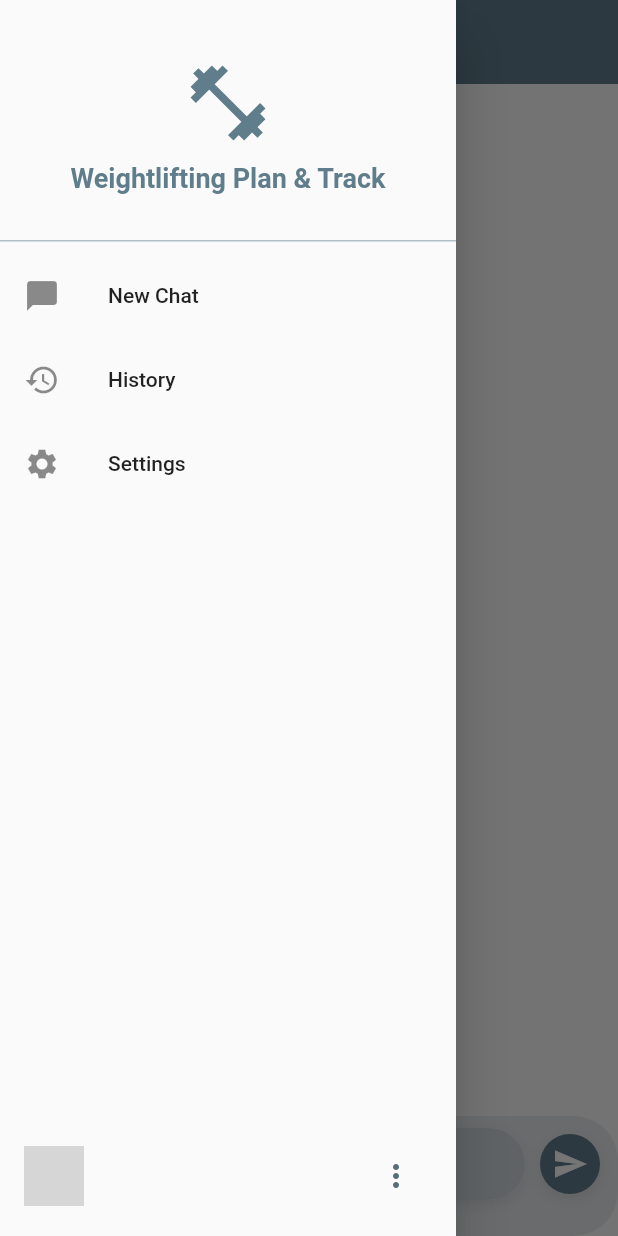
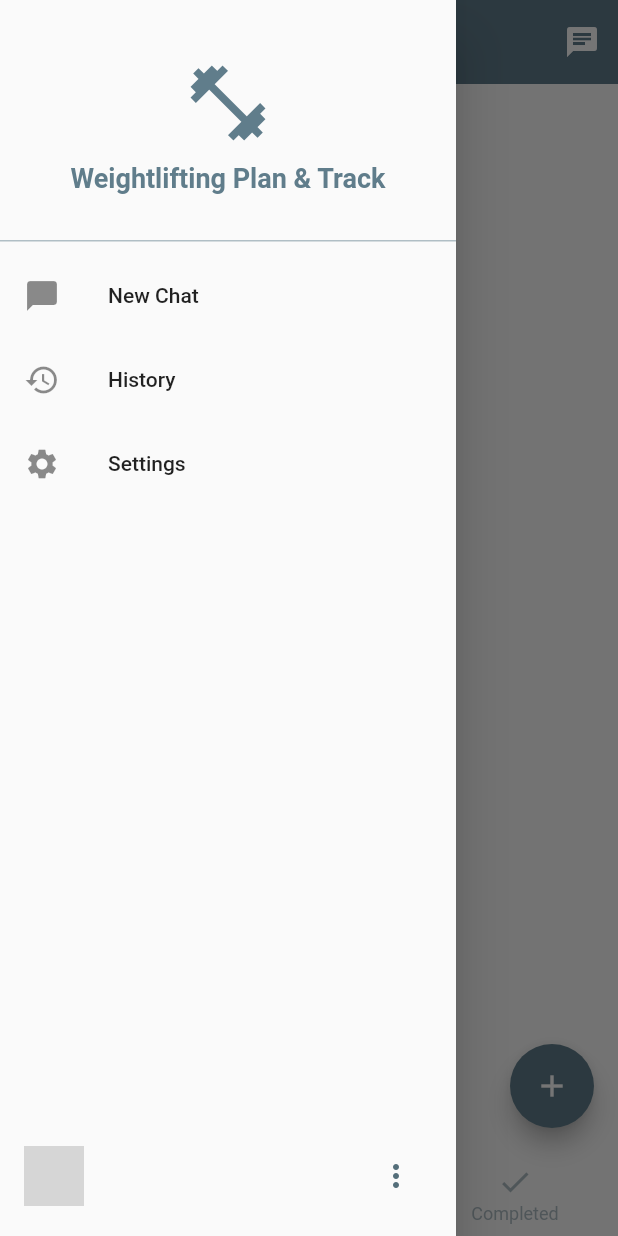
Before and after one commit to veighnsche/weightlifting_plan_and_track, a Flutter app: the screen it shows once a user with an empty profile is signed in, with the side drawer open, on a phone screen of 412 x 824 dp. Run offline on Flutter 3.47's test engine with Material 2 defaults, Android fonts, the phone set to English and light mode, and no system bars; drawn by our look-alikes of flutter_speed_dial; our stand-ins replace cloud_firestore, firebase_auth, firebase_core, google_sign_in; accounts and stored records are empty; network calls fail; grey boxes are pictures that could not be loaded.

Commit message:
going to move some stuff

```diff
--- a/ui/lib/core/app_shell.dart
+++ b/ui/lib/core/app_shell.dart
@@ -1,25 +1,79 @@
 import 'package:flutter/material.dart';
+import 'package:weightlifting_plan_and_track/widgets/chat/chat_sheet.dart';
 
 import '../widgets/drawer_content.dart';
+import 'bottom_navigation_bar.dart';
+import 'speed_dial.dart';
 
-class AppShell extends StatelessWidget {
+class AppShell extends StatefulWidget {
   final Widget body;
   final String title;
+  final List<Widget> actions;
+  final bool showBottomNavigationBar;
+  final bool showFab;
+  final bool showChat;
 
   const AppShell({
-    super.key,
+    Key? key,
     required this.body,
     this.title = 'Weightlifting Plan and Track',
-  });
+    this.actions = const [],
+    this.showBottomNavigationBar = false,
+    this.showFab = false,
+    this.showChat = false,
+  }) : super(key: key);
+
+  @override
+  State<AppShell> createState() => _AppShellState();
+}
+
+class _AppShellState extends State<AppShell> {
+  final GlobalKey<ScaffoldState> _scaffoldKey = GlobalKey<ScaffoldState>();
+  bool _isBottomSheetOpen = false;
+
+  void _showBottomSheet() {
+    _scaffoldKey.currentState!
+        .showBottomSheet((context) {
+          return ChatSheet();
+        })
+        .closed
+        .then((value) {
+          // This callback is called when the bottom sheet is closed
+          setState(() {
+            _isBottomSheetOpen = false;
+          });
+        });
+
+    // Update the state to reflect that the bottom sheet is open
+    setState(() {
+      _isBottomSheetOpen = true;
+    });
+  }
 
   @override
   Widget build(BuildContext context) {
     return Scaffold(
+      key: _scaffoldKey,
       appBar: AppBar(
-        title: Text(title),
+        title: Text(widget.title),
+        actions: [
+          if (widget.showChat)
+            IconButton(
+              icon: const Icon(Icons.chat),
+              onPressed: _showBottomSheet,
+            ),
+          ...widget.actions
+        ],
       ),
       drawer: const Drawer(child: DrawerContent()),
-      body: body,
+      body: widget.body,
+      // Only show bottomNavigationBar if _isBottomSheetOpen is false
+      bottomNavigationBar: !_isBottomSheetOpen && widget.showBottomNavigationBar
+          ? const AppBottomNavigationBar()
+          : null,
+      // Only show floatingActionButton if _isBottomSheetOpen is false
+      floatingActionButton:
+          !_isBottomSheetOpen && widget.showFab ? const AppSpeedDial() : null,
     );
   }
 }
--- /dev/null
+++ b/ui/lib/core/bottom_navigation_bar.dart
@@ -0,0 +1,46 @@
+import 'package:flutter/material.dart';
+
+class AppBottomNavigationBar extends StatelessWidget {
+  const AppBottomNavigationBar({Key? key}) : super(key: key);
+
+  @override
+  Widget build(BuildContext context) {
+    return BottomNavigationBar(
+      backgroundColor: Colors.transparent,
+      type: BottomNavigationBarType.fixed,
+      selectedItemColor: Colors.blueGrey,
+      unselectedItemColor: Colors.blueGrey.withOpacity(0.5),
+      showSelectedLabels: true,
+      showUnselectedLabels: true,
+      elevation: 0,
+      items: const <BottomNavigationBarItem>[
+        BottomNavigationBarItem(
+          icon: Icon(Icons.directions_run),
+          label: 'Workouts',
+        ),
+        BottomNavigationBarItem(
+          icon: Icon(Icons.fitness_center),
+          label: 'Exercises',
+        ),
+        BottomNavigationBarItem(
+          icon: Icon(Icons.check),
+          label: 'Completed',
+        ),
+      ],
+      onTap: (index) {
+        final routes = [
+          '/app/workouts',
+          '/app/exercises',
+          '/app/completed',
+        ];
+
+        if (index < routes.length) {
+          String currentRoute = ModalRoute.of(context)?.settings.name ?? '';
+          if (currentRoute != routes[index]) {
+            Navigator.pushReplacementNamed(context, routes[index]);
+          }
+        }
+      },
+    );
+  }
+}
--- /dev/null
+++ b/ui/lib/core/speed_dial.dart
@@ -0,0 +1,44 @@
+import 'package:flutter/material.dart';
+import 'package:flutter_speed_dial/flutter_speed_dial.dart';
+
+class AppSpeedDial extends StatelessWidget {
+  const AppSpeedDial({
+    super.key,
+  });
+
+  @override
+  Widget build(BuildContext context) {
+    return SpeedDial(
+      backgroundColor: Colors.blueGrey,
+      icon: Icons.add,
+      activeIcon: Icons.close,
+      children: [
+        SpeedDialChild(
+          child: const Icon(Icons.directions_run),
+          backgroundColor: Colors.blueGrey,
+          label: 'Add Workout',
+          onTap: () {
+            Navigator.pushNamed(context, '/app/workouts/add');
+          },
+        ),
+        SpeedDialChild(
+          child: const Icon(Icons.fitness_center),
+          backgroundColor: Colors.blueGrey,
+          label: 'Add Exercise',
+          onTap: () {
+            // Handle the "Add Exercise" action
+          },
+        ),
+        // add set speed dial child
+        SpeedDialChild(
+          child: const Icon(Icons.check),
+          backgroundColor: Colors.blueGrey,
+          label: 'Add Completed Set',
+          onTap: () {
+            // Handle the "Add Set" action
+          },
+        ),
+      ],
+    );
+  }
+}
--- a/ui/lib/main.dart
+++ b/ui/lib/main.dart
@@ -3,16 +3,14 @@ import 'package:firebase_core/firebase_core.dart';
 import 'package:flutter/material.dart';
 import 'package:flutter_localizations/flutter_localizations.dart';
 import 'package:provider/provider.dart';
+import 'package:weightlifting_plan_and_track/providers/app_provider.dart';
+import 'package:weightlifting_plan_and_track/screens/app/workout_screen.dart';
 
 import 'providers/chat_provider.dart';
 import 'providers/function_definition_provider.dart';
-import 'screens/chat_screen.dart';
-import 'screens/history_screen.dart';
+import 'routes.dart';
 import 'screens/login_screen.dart';
-import 'screens/onboarding_screen.dart';
-import 'screens/settings_screen.dart';
 import 'screens/splash_screen.dart';
-import 'screens/user_details_edit_screen.dart';
 import 'services/auth_service.dart';
 import 'services/init_service.dart';
 import 'themes/theme.dart';
@@ -52,11 +50,9 @@ class MyApp extends StatelessWidget {
     return MultiProvider(
       providers: [
         ChangeNotifierProvider(
-          create: (context) => FunctionDefinitionProvider(),
-        ),
-        ChangeNotifierProvider(
-          create: (context) => ChatProvider(),
-        ),
+            create: (context) => FunctionDefinitionProvider()),
+        ChangeNotifierProvider(create: (context) => ChatProvider()),
+        ChangeNotifierProvider(create: (context) => AppProvider()),
       ],
       child: MaterialApp(
         title: 'Weightlifting Plan & Track',
@@ -67,6 +63,7 @@ class MyApp extends StatelessWidget {
           GlobalCupertinoLocalizations.delegate,
         ],
         supportedLocales: const [Locale('nl', 'NL'), Locale('en', 'US')],
+        routes: routes,
         home: StreamBuilder<User?>(
           stream: _authService.authStateChanges,
           builder: (context, userSnapshot) {
@@ -83,18 +80,11 @@ class MyApp extends StatelessWidget {
                 }
 
                 setInitData(context, initSnapshot.data);
-                return isSignedIn ? const ChatScreen() : LoginScreen();
+                return isSignedIn ? const AppWorkoutScreen() : LoginScreen();
               },
             );
           },
         ),
-        routes: {
-          '/onboarding': (context) => const OnboardingScreen(),
-          '/chat': (context) => const ChatScreen(),
-          '/history': (context) => HistoryScreen(),
-          '/settings': (context) => const SettingsScreen(),
-          '/user/edit': (context) => UserDetailsEditScreen(),
-        },
       ),
     );
   }
--- /dev/null
+++ b/ui/lib/providers/app_provider.dart
@@ -0,0 +1,11 @@
+import 'package:flutter/foundation.dart';
+
+class AppProvider extends ChangeNotifier {
+  int _currentIndex = 0;
+  int get currentIndex => _currentIndex;
+
+  void setIndex(int index) {
+    _currentIndex = index;
+    notifyListeners();
+  }
+}
--- /dev/null
+++ b/ui/lib/routes.dart
@@ -0,0 +1,19 @@
+import 'package:flutter/widgets.dart';
+
+import 'screens/app/workout_form_screen.dart';
+import 'screens/app/workout_screen.dart';
+import 'screens/chat_screen.dart';
+import 'screens/history_screen.dart';
+import 'screens/onboarding_screen.dart';
+import 'screens/settings_screen.dart';
+import 'screens/user_details_edit_screen.dart';
+
+Map<String, Widget Function(BuildContext)> routes = {
+  '/onboarding': (context) => const OnboardingScreen(),
+  '/chat': (context) => const ChatScreen(),
+  '/history': (context) => HistoryScreen(),
+  '/settings': (context) => const SettingsScreen(),
+  '/user/edit': (context) => UserDetailsEditScreen(),
+  '/app/workouts': (context) => const AppWorkoutScreen(),
+  '/app/workouts/add': (context) => const AppWorkoutFormScreen(),
+};
--- /dev/null
+++ b/ui/lib/screens/app/workout_screen.dart
@@ -0,0 +1,20 @@
+import 'package:flutter/material.dart';
+
+import '../../core/app_shell.dart';
+
+class AppWorkoutScreen extends StatelessWidget {
+  const AppWorkoutScreen({super.key});
+
+  @override
+  Widget build(BuildContext context) {
+    return const AppShell(
+      title: 'Workouts',
+      showBottomNavigationBar: true,
+      showFab: true,
+      showChat: true,
+      body: Center(
+        child: Text('Workouts'),
+      ),
+    );
+  }
+}
--- a/ui/lib/widgets/app_logo.dart
+++ b/ui/lib/widgets/app_logo.dart
@@ -5,11 +5,14 @@ class AppLogo extends StatelessWidget {
   final double spacing;
   final double textSize;
 
+  final String? title;
+
   const AppLogo({
     super.key,
     this.iconSize = 100.0,
     this.spacing = 20.0,
     this.textSize = 24.0,
+    this.title,
   });
 
   @override
@@ -27,6 +30,18 @@ class AppLogo extends StatelessWidget {
             color: Colors.blueGrey,
           ),
         ),
+        ...title != null
+            ? [
+                SizedBox(height: spacing),
+                Text(
+                  title!,
+                  style: TextStyle(
+                    color: Colors.blueGrey,
+                    fontSize: textSize,
+                  ),
+                )
+              ]
+            : [],
       ],
     );
   }
--- a/ui/pubspec.yaml
+++ b/ui/pubspec.yaml
@@ -39,7 +39,7 @@ dependencies:
   http: ^1.1.0
   cupertino_icons: ^1.0.2
   provider: ^6.0.5
-
+  flutter_speed_dial: ^7.0.0
 
 
   # The following adds the Cupertino Icons font to your application.
```
Also changed, not shown: ui/lib/models/app/completed_set_model.dart (added, +57 -0 lines), ui/lib/models/app/exercise_model.dart (added, +51 -0 lines), ui/lib/models/app/set_model.dart (added, +57 -0 lines), ui/lib/models/app/workout_model.dart (added, +41 -0 lines), ui/lib/screens/app/workout_form_screen.dart (added, +94 -0 lines), ui/lib/screens/chat_screen.dart (+14 -7 lines), ui/lib/widgets/chat/chat_sheet.dart (added, +136 -0 lines), ui/pubspec.lock, 1 other file.
